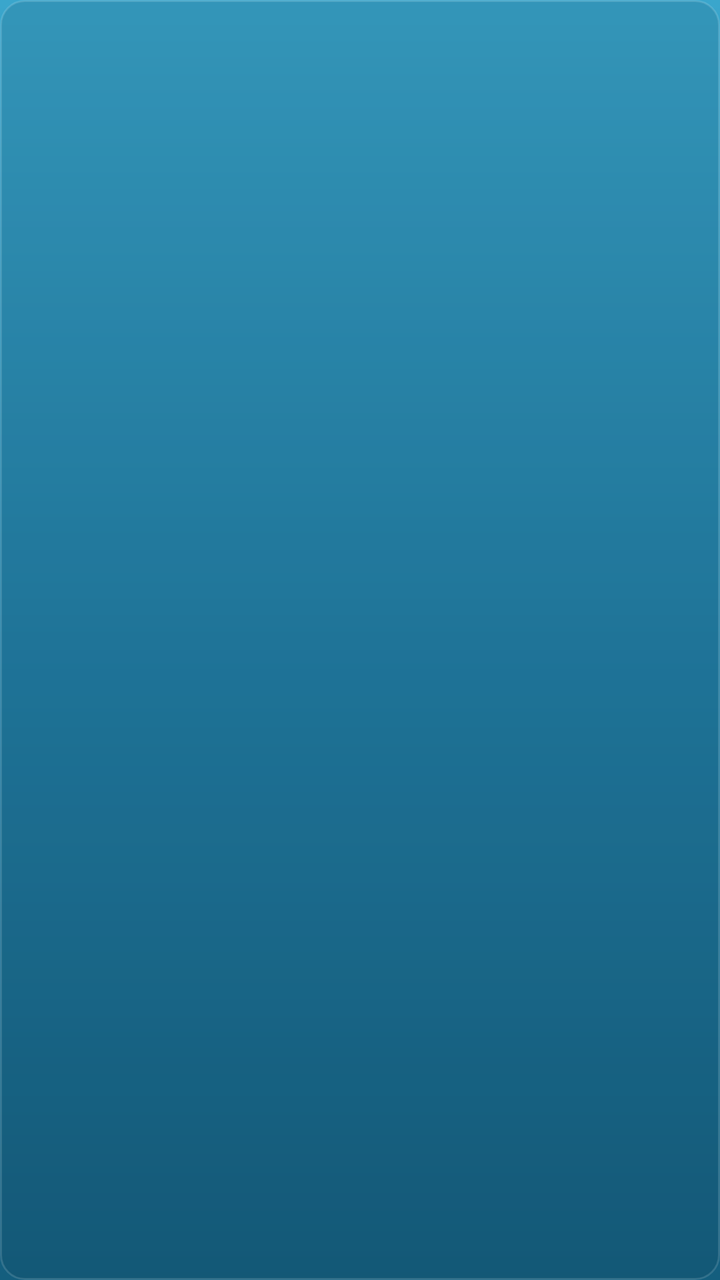
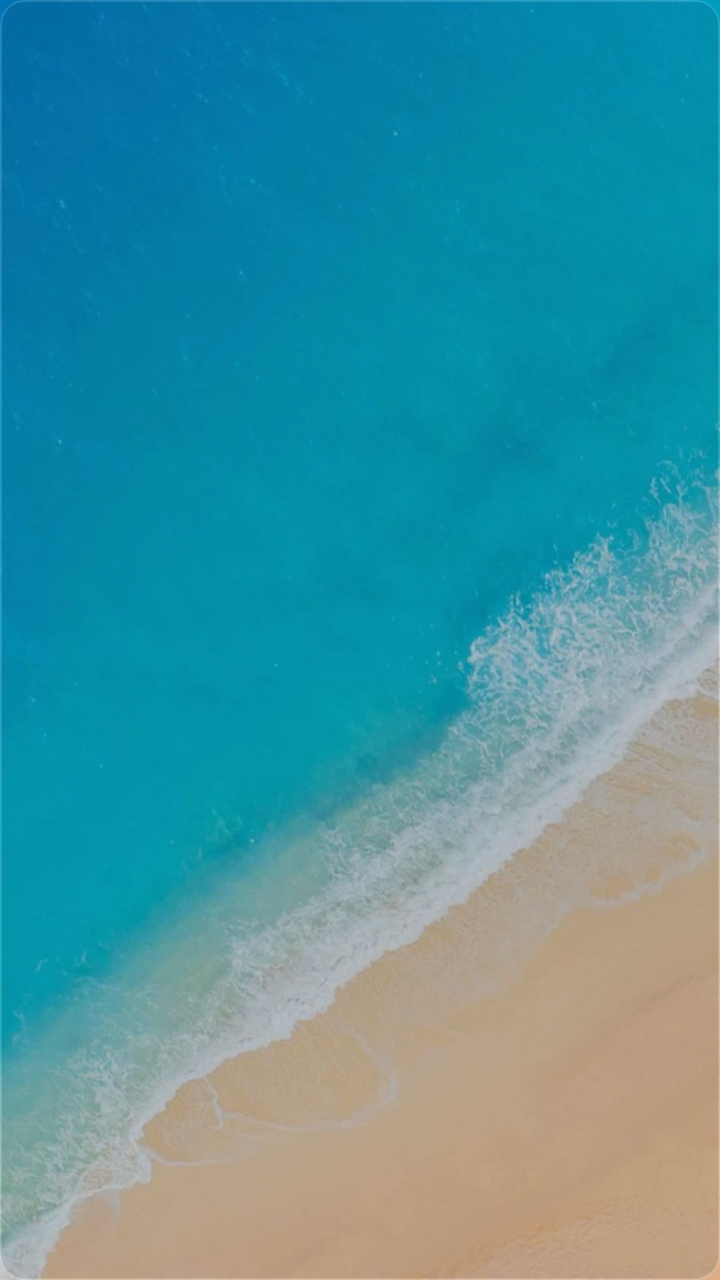

Compare the two renders of this Android layout. The source of the first and the diff that turns it into the second are given below.
<!-- AndroidManifest.xml: application theme AppTheme -->
<!-- res/layout/item_source_grid.xml -->
<?xml version="1.0" encoding="utf-8"?>
<LinearLayout xmlns:android="http://schemas.android.com/apk/res/android"
    android:layout_width="match_parent"
    android:layout_height="wrap_content"
    android:layout_margin="5dp"
    android:background="@drawable/bg_source_grid_item"
    android:gravity="center_vertical"
    android:orientation="horizontal"
    android:paddingStart="14dp"
    android:paddingEnd="10dp"
    android:paddingTop="14dp"
    android:paddingBottom="14dp"
    android:foreground="?attr/selectableItemBackground">

    <TextView
        android:id="@+id/tvName"
        android:layout_width="match_parent"
        android:layout_height="wrap_content"
        android:ellipsize="end"
        android:maxLines="1"
        android:textColor="@color/source_grid_text_selector"
        android:textSize="14sp"
        android:textStyle="bold" />
</LinearLayout>
<!-- resources referenced by this layout -->
<resources>
  <!-- drawable bg_source_grid_item (drawable) -->
  <?xml version="1.0" encoding="utf-8"?>
  <selector xmlns:android="http://schemas.android.com/apk/res/android">
      <item android:state_selected="true">
          <shape android:shape="rectangle">
              <solid android:color="#3327C4D8" />
              <corners android:radius="12dp" />
              <stroke android:width="1dp" android:color="@color/colorPrimary" />
          </shape>
      </item>
      <item>
          <shape android:shape="rectangle">
              <solid android:color="#26103A4C" />
              <corners android:radius="12dp" />
              <stroke android:width="1dp" android:color="#22FFFFFF" />
          </shape>
      </item>
  </selector>
  <style name="AppTheme" parent="Base.AppTheme" />
  <color name="colorPrimary">#2BC4D8</color>
  <style name="Base.AppTheme" parent="Theme.Material3.Dark.NoActionBar">
          <item name="colorPrimary">@color/colorPrimary</item>
          <item name="colorOnPrimary">@color/colorOnPrimary</item>
          <item name="colorPrimaryVariant">@color/colorPrimaryVariant</item>
          <item name="android:statusBarColor">@android:color/transparent</item>
          <item name="android:navigationBarColor">@android:color/transparent</item>
          <item name="android:windowBackground">@drawable/bg_main_gradient</item>
          <item name="android:windowDrawsSystemBarBackgrounds">true</item>
          <item name="android:forceDarkAllowed">false</item>
      </style>
  <color name="colorOnPrimary">#06202A</color>
  <color name="colorPrimaryVariant">#1FA7BC</color>
  <!-- drawable bg_main_gradient (drawable) -->
  <?xml version="1.0" encoding="utf-8"?>
  <shape xmlns:android="http://schemas.android.com/apk/res/android"
      android:shape="rectangle">
      <gradient
          android:angle="270"
          android:startColor="@color/gradient_top"
          android:centerColor="@color/gradient_mid"
          android:endColor="@color/gradient_bottom"
          android:type="linear" />
  </shape>
  <color name="gradient_top">#3AA6CC</color>
  <color name="gradient_mid">#227FA6</color>
  <color name="gradient_bottom">#145E7E</color>
</resources>

<!-- the commit's change to res/layout/item_source_grid.xml (unified diff, before → after) -->
@@ -2,23 +2,60 @@
 <LinearLayout xmlns:android="http://schemas.android.com/apk/res/android"
     android:layout_width="match_parent"
     android:layout_height="wrap_content"
+    android:minHeight="48dp"
     android:layout_margin="5dp"
     android:background="@drawable/bg_source_grid_item"
-    android:gravity="center_vertical"
-    android:orientation="horizontal"
-    android:paddingStart="14dp"
-    android:paddingEnd="10dp"
-    android:paddingTop="14dp"
-    android:paddingBottom="14dp"
+    android:gravity="center"
+    android:orientation="vertical"
+    android:paddingStart="8dp"
+    android:paddingEnd="8dp"
+    android:paddingTop="12dp"
+    android:paddingBottom="12dp"
     android:foreground="?attr/selectableItemBackground">
+
+    
+    <FrameLayout
+        android:id="@+id/logoFrame"
+        android:layout_width="32dp"
+        android:layout_height="32dp"
+        android:layout_marginBottom="4dp"
+        android:visibility="gone">
+
+        <TextView
+            android:id="@+id/tvLogoLetter"
+            android:layout_width="match_parent"
+            android:layout_height="match_parent"
+            android:gravity="center"
+            android:textColor="@color/colorPrimary"
+            android:textSize="15sp"
+            android:textStyle="bold" />
+
+        <ImageView
+            android:id="@+id/ivLogo"
+            android:layout_width="match_parent"
+            android:layout_height="match_parent"
+            android:scaleType="centerCrop" />
+    </FrameLayout>
 
     <TextView
         android:id="@+id/tvName"
         android:layout_width="match_parent"
         android:layout_height="wrap_content"
         android:ellipsize="end"
-        android:maxLines="1"
+        android:gravity="center"
+        android:maxLines="2"
         android:textColor="@color/source_grid_text_selector"
-        android:textSize="14sp"
+        android:textSize="13sp"
         android:textStyle="bold" />
+
+    
+    <TextView
+        android:id="@+id/tvStatus"
+        android:layout_width="wrap_content"
+        android:layout_height="wrap_content"
+        android:layout_marginTop="2dp"
+        android:gravity="center"
+        android:textSize="11sp"
+        android:visibility="gone" />
+
 </LinearLayout>
<!-- resource entries referenced after the edit -->
@@ -26,25 +26,12 @@
           <item name="colorPrimaryVariant">@color/colorPrimaryVariant</item>
           <item name="android:statusBarColor">@android:color/transparent</item>
           <item name="android:navigationBarColor">@android:color/transparent</item>
-          <item name="android:windowBackground">@drawable/bg_main_gradient</item>
+          <item name="android:windowBackground">@drawable/bg_beach</item>
           <item name="android:windowDrawsSystemBarBackgrounds">true</item>
           <item name="android:forceDarkAllowed">false</item>
       </style>
   <color name="colorOnPrimary">#06202A</color>
   <color name="colorPrimaryVariant">#1FA7BC</color>
-  <!-- drawable bg_main_gradient (drawable) -->
-  <?xml version="1.0" encoding="utf-8"?>
-  <shape xmlns:android="http://schemas.android.com/apk/res/android"
-      android:shape="rectangle">
-      <gradient
-          android:angle="270"
-          android:startColor="@color/gradient_top"
-          android:centerColor="@color/gradient_mid"
-          android:endColor="@color/gradient_bottom"
-          android:type="linear" />
-  </shape>
-  <color name="gradient_top">#3AA6CC</color>
-  <color name="gradient_mid">#227FA6</color>
-  <color name="gradient_bottom">#145E7E</color>
+  <!-- drawable bg_beach: webp bitmap (drawable-nodpi, 64794 bytes) -->
 </resources>
 
